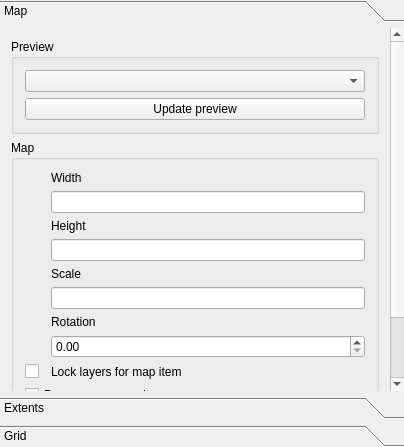
Above: src/ui/qgscomposermapwidgetbase.ui from qgis/QGIS before the change. Below: the same form after it.
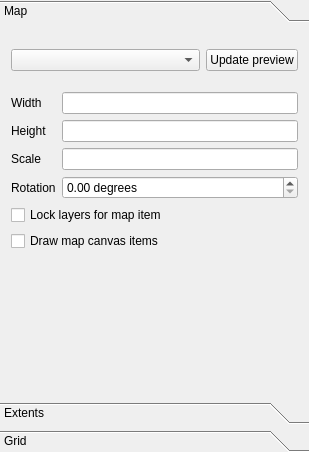
That is the form after the change. Custom widgets are drawn as their Qt base class.

Diff of the .ui file:
```diff
--- a/src/ui/qgscomposermapwidgetbase.ui
+++ b/src/ui/qgscomposermapwidgetbase.ui
@@ -6,8 +6,8 @@
    <rect>
     <x>0</x>
     <y>0</y>
-    <width>404</width>
-    <height>447</height>
+    <width>309</width>
+    <height>452</height>
    </rect>
   </property>
   <property name="sizePolicy">
@@ -33,21 +33,31 @@
        <rect>
         <x>0</x>
         <y>0</y>
-        <width>377</width>
-        <height>414</height>
+        <width>309</width>
+        <height>365</height>
        </rect>
       </property>
       <attribute name="label">
        <string>Map</string>
       </attribute>
       <layout class="QGridLayout" name="gridLayout">
-       <item row="0" column="0">
-        <widget class="QGroupBox" name="groupBox">
-         <property name="title">
-          <string>Preview</string>
+       <item row="7" column="0" colspan="2">
+        <spacer name="verticalSpacer">
+         <property name="orientation">
+          <enum>Qt::Vertical</enum>
          </property>
-         <layout class="QGridLayout" name="gridLayout_4">
-          <item row="0" column="0">
+         <property name="sizeType">
+          <enum>QSizePolicy::Expanding</enum>
+         </property>
+         <property name="sizeHint" stdset="0">
+          <size>
+           <width>20</width>
+           <height>40</height>
+          </size>
+         </property>
+        </spacer>
+       </item>
+       <item row="2" column="0">
            <widget class="QComboBox" name="mPreviewModeComboBox">
             <property name="sizePolicy">
              <sizepolicy hsizetype="Expanding" vsizetype="Fixed">
@@ -57,23 +67,22 @@
             </property>
            </widget>
           </item>
-          <item row="1" column="0">
+       <item row="2" column="1">
            <widget class="QPushButton" name="mUpdatePreviewButton">
             <property name="text">
              <string>Update preview</string>
             </property>
            </widget>
           </item>
-         </layout>
-        </widget>
-       </item>
-       <item row="1" column="0">
-        <widget class="QGroupBox" name="mMapGroupBox">
-         <property name="title">
-          <string>Map</string>
+       <item row="4" column="0" colspan="2">
+        <layout class="QFormLayout" name="formLayout_2">
+         <property name="fieldGrowthPolicy">
+          <enum>QFormLayout::AllNonFixedFieldsGrow</enum>
          </property>
-         <layout class="QGridLayout" name="gridLayout_2">
-          <item row="0" column="1">
+         <property name="topMargin">
+          <number>0</number>
+         </property>
+         <item row="2" column="0">
            <widget class="QLabel" name="textLabel1">
             <property name="text">
              <string>Width</string>
@@ -86,10 +95,10 @@
             </property>
            </widget>
           </item>
-          <item row="1" column="1">
+         <item row="2" column="1">
            <widget class="QLineEdit" name="mWidthLineEdit"/>
           </item>
-          <item row="2" column="1">
+         <item row="3" column="0">
            <widget class="QLabel" name="label_3">
             <property name="text">
              <string>Height</string>
@@ -105,7 +114,7 @@
           <item row="3" column="1">
            <widget class="QLineEdit" name="mHeightLineEdit"/>
           </item>
-          <item row="4" column="1">
+         <item row="4" column="0">
            <widget class="QLabel" name="label_2">
             <property name="sizePolicy">
              <sizepolicy hsizetype="Preferred" vsizetype="Preferred">
@@ -124,14 +133,14 @@
             </property>
            </widget>
           </item>
-          <item row="5" column="1">
+         <item row="4" column="1">
            <widget class="QLineEdit" name="mScaleLineEdit">
             <property name="inputMask">
              <string/>
             </property>
            </widget>
           </item>
-          <item row="6" column="1">
+         <item row="7" column="0">
            <widget class="QLabel" name="mRotationLabel">
             <property name="text">
              <string>Rotation</string>
@@ -141,62 +150,75 @@
             </property>
            </widget>
           </item>
-          <item row="8" column="0" rowspan="2" colspan="2">
-           <layout class="QHBoxLayout" name="horizontalLayout_2">
-            <item>
+         <item row="7" column="1">
+          <widget class="QDoubleSpinBox" name="mRotationSpinBox">
+           <property name="suffix">
+            <string> degrees</string>
+           </property>
+           <property name="maximum">
+            <double>360.000000000000000</double>
+           </property>
+          </widget>
+         </item>
+         <item row="8" column="0" colspan="2">
              <widget class="QCheckBox" name="mKeepLayerListCheckBox">
+           <property name="sizePolicy">
+            <sizepolicy hsizetype="Preferred" vsizetype="Maximum">
+             <horstretch>0</horstretch>
+             <verstretch>0</verstretch>
+            </sizepolicy>
+           </property>
               <property name="maximumSize">
                <size>
-                <width>20</width>
+             <width>16777215</width>
                 <height>16777215</height>
                </size>
               </property>
               <property name="text">
-               <string/>
-              </property>
-             </widget>
-            </item>
-            <item>
-             <widget class="QLabel" name="label">
-              <property name="text">
                <string>Lock layers for map item</string>
               </property>
-              <property name="wordWrap">
-               <bool>true</bool>
-              </property>
-             </widget>
-            </item>
-           </layout>
-          </item>
-          <item row="10" column="0" colspan="2">
+          </widget>
+         </item>
+         <item row="9" column="0" colspan="2">
            <widget class="QCheckBox" name="mDrawCanvasItemsCheckBox">
             <property name="text">
              <string>Draw map canvas items</string>
             </property>
            </widget>
           </item>
-          <item row="11" column="0">
-           <spacer name="verticalSpacer">
-            <property name="orientation">
-             <enum>Qt::Vertical</enum>
-            </property>
-            <property name="sizeHint" stdset="0">
-             <size>
-              <width>20</width>
-              <height>40</height>
-             </size>
-            </property>
-           </spacer>
-          </item>
-          <item row="7" column="1">
-           <widget class="QDoubleSpinBox" name="mRotationSpinBox">
-            <property name="maximum">
-             <double>360.000000000000000</double>
-            </property>
-           </widget>
-          </item>
-         </layout>
-        </widget>
+        </layout>
+       </item>
+       <item row="0" column="0" colspan="2">
+        <spacer name="verticalSpacer_3">
+         <property name="orientation">
+          <enum>Qt::Vertical</enum>
+         </property>
+         <property name="sizeType">
+          <enum>QSizePolicy::Fixed</enum>
+         </property>
+         <property name="sizeHint" stdset="0">
+          <size>
+           <width>20</width>
+           <height>10</height>
+          </size>
+         </property>
+        </spacer>
+       </item>
+       <item row="3" column="0" colspan="2">
+        <spacer name="verticalSpacer_4">
+         <property name="orientation">
+          <enum>Qt::Vertical</enum>
+         </property>
+         <property name="sizeType">
+          <enum>QSizePolicy::Fixed</enum>
+         </property>
+         <property name="sizeHint" stdset="0">
+          <size>
+           <width>20</width>
+           <height>15</height>
+          </size>
+         </property>
+        </spacer>
        </item>
       </layout>
      </widget>
```
Left out of the diff: 301 changed lines with no effect on the pictures. Lines whose indentation alone changed are shown as unchanged.
